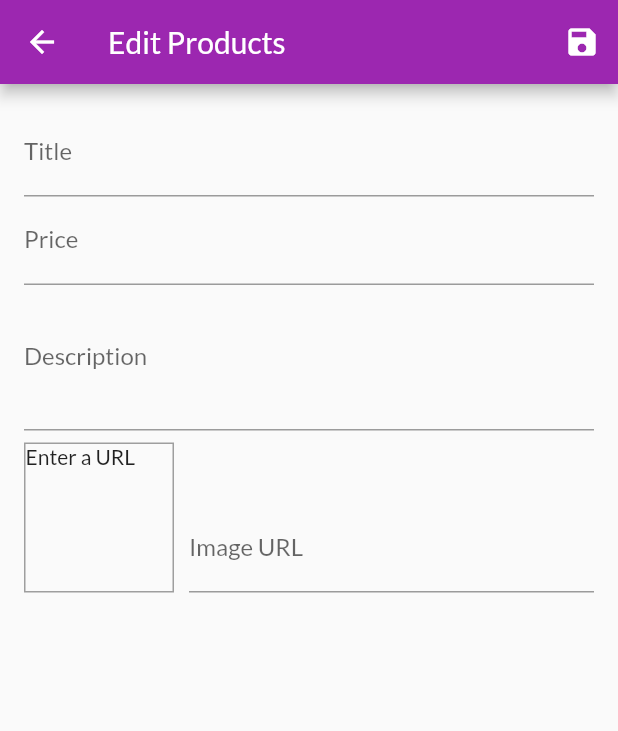
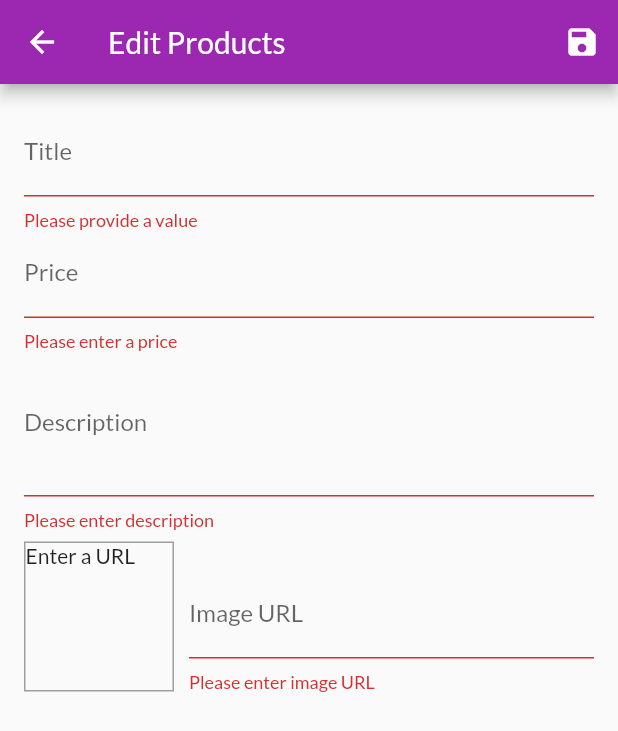
Before and after one commit to pamodaravihansa/Shop_App, a Flutter app: the EditProductScreen screen opened by its route, after a tap on the "save" icon, on a phone screen of 412 x 824 dp. Shown: the top 731 px of the screen. Run offline on Flutter 3.47's test engine with Material 2 defaults, Android fonts, the phone set to English and light mode, and no system bars; missing offline and left inert: dart:html; network calls fail.

Commit message:
validations added

```diff
--- a/lib/screens/edit_products_screen.dart
+++ b/lib/screens/edit_products_screen.dart
@@ -1,3 +1,5 @@
+import 'dart:html';
+
 import 'package:flutter/material.dart';
 import 'package:flutter/scheduler.dart';
 import 'package:provider/provider.dart';
@@ -49,6 +51,10 @@ class _EditProductScreenState extends State<EditProductScreen> {
   }
 
   void _saveForm() {
+    final isValid = _form.currentState.validate();
+    if (!isValid) {
+      return;
+    }
     _form.currentState.save();
     print(_editedProduct.title);
     print(_editedProduct.description);
@@ -91,6 +97,9 @@ class _EditProductScreenState extends State<EditProductScreen> {
                     id: null,
                   );
                 },
+                validator: (value) {
+                  return 'Please provide a value';
+                },
               ),
               TextFormField(
                 decoration: InputDecoration(labelText: 'Price'),
@@ -109,6 +118,18 @@ class _EditProductScreenState extends State<EditProductScreen> {
                     id: null,
                   );
                 },
+                validator: (value) {
+                  if (value.isEmpty) {
+                    return 'Please enter a price';
+                  }
+                  if (double.tryParse(value) == null) {
+                    return 'Please enter a valid number';
+                  }
+                  if (double.tryParse(value) <= 0) {
+                    return 'Please enter a number greater than 0';
+                  }
+                  return null;
+                },
               ),
               TextFormField(
                 decoration: InputDecoration(labelText: 'Description'),
@@ -123,6 +144,15 @@ class _EditProductScreenState extends State<EditProductScreen> {
                     imageUrl: _editedProduct.imageUrl,
                     id: null,
                   );
+                },
+                validator: (value) {
+                  if (value.isEmpty) {
+                    return 'Please enter description';
+                  }
+                  if (value.length < 10) {
+                    return 'Should be atleast 10 characters long';
+                  }
+                  return null;
                 },
               ),
               Row(
@@ -164,6 +194,16 @@ class _EditProductScreenState extends State<EditProductScreen> {
                           id: null,
                         );
                       },
+                      validator: (value) {
+                        if (value.isEmpty) {
+                          return 'Please enter image URL';
+                        }
+                        if (!value.startsWith('http') &&
+                            !value.startsWith('https')) {
+                          return 'Please enter valid image URL';
+                        }
+                        return null;
+                      },
                     ),
                   ),
                 ],
```
